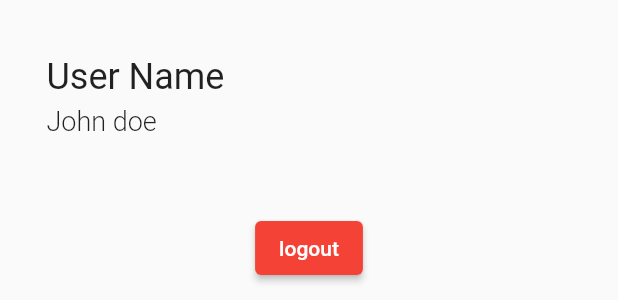
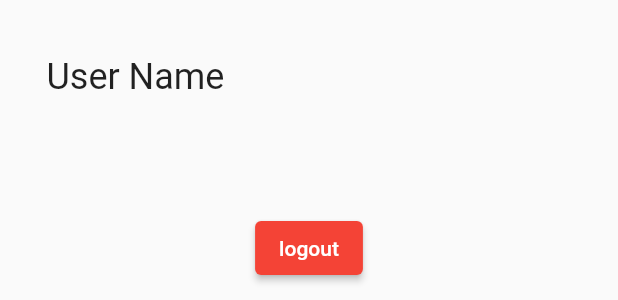
Before and after one commit to TMBL-DEV/vet-app, a Flutter app: the Profile widget shown alone on an empty page, opened directly, on a phone screen of 412 x 824 dp. Shown: the part 175-475 px from the top of the screen. Run offline on Flutter 3.47's test engine with Material 2 defaults, Android fonts, the phone set to English and light mode, and no system bars; our stand-ins replace firebase_auth; accounts and stored records are empty.

Commit message:
hotfix on reading display name null exception

```diff
--- a/lib/screens/auth/profile.dart
+++ b/lib/screens/auth/profile.dart
@@ -75,7 +75,7 @@ class _ProfileState extends State<Profile> {
               mainAxisAlignment: MainAxisAlignment.start,
               children: [
                 Text(
-                  user.userName.length > 0 ? user.userName : "John doe",
+                  user.userName != null ? user.userName : "John doe",
                   style: TextStyle(
                     fontSize: 18,
                     fontWeight: FontWeight.w300,
```
